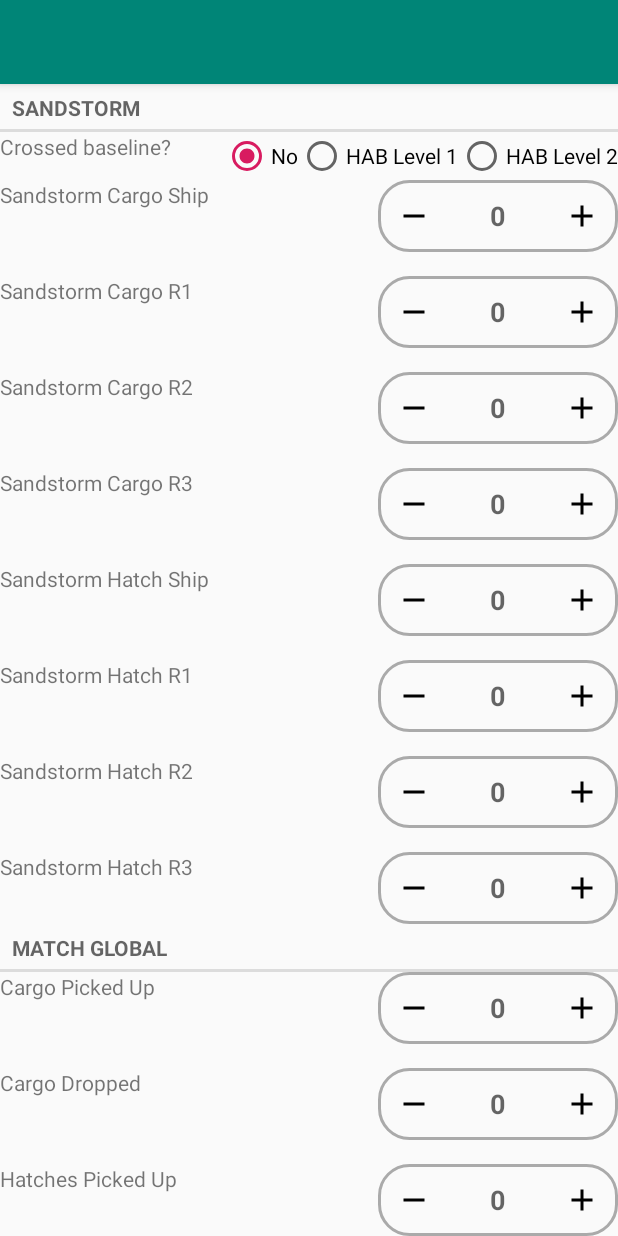
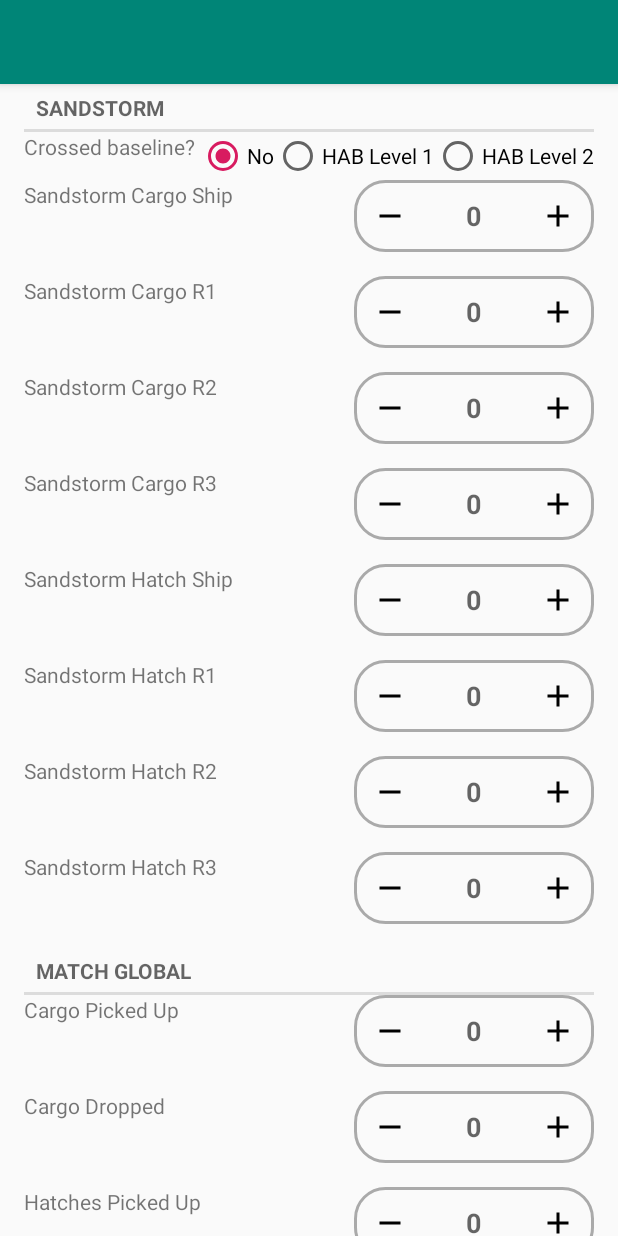
Before and after one commit to RoboRebelsScouting/MatchAppNeo2019, an Android app: the MatchActivity screen opened directly, with no data from a screen before it, on a phone screen of 412 x 824 dp. Run offline under Robolectric (Android 15) with nearby library versions, the phone set to English and light mode, and no system bars.

Commit message:
Added padding to clean up layout

```diff
--- a/app/src/main/res/layout/activity_match.xml
+++ b/app/src/main/res/layout/activity_match.xml
@@ -1,9 +1,10 @@
 <?xml version="1.0" encoding="utf-8"?>
-<android.support.constraint.ConstraintLayout xmlns:android="http://schemas.android.com/apk/res/android"
+<LinearLayout xmlns:android="http://schemas.android.com/apk/res/android"
     xmlns:app="http://schemas.android.com/apk/res-auto"
     xmlns:tools="http://schemas.android.com/tools"
     android:layout_width="match_parent"
     android:layout_height="match_parent"
+    android:orientation="vertical"
     tools:context=".MatchActivity">
 
     <android.support.v7.widget.Toolbar
@@ -13,22 +14,26 @@
         android:background="?attr/colorPrimary"
         android:elevation="4dp"
         android:theme="@style/ThemeOverlay.AppCompat.ActionBar"
-        app:layout_constraintTop_toTopOf="parent"
         app:popupTheme="@style/ThemeOverlay.AppCompat.Light" />
 
     <android.support.v4.view.ViewPager
         android:id="@+id/pager"
         android:layout_width="match_parent"
-        android:layout_height="560dp"
-        app:layout_constraintTop_toBottomOf="@+id/toolbar" />
+        android:layout_height="575dp" />
+
+    <android.support.constraint.ConstraintLayout
+        android:layout_width="match_parent"
+        android:layout_height="wrap_content"
+        android:paddingStart="@dimen/padding"
+        android:paddingEnd="@dimen/padding">
 
         <TextView
             android:id="@+id/matchGlobalHeader"
+            style="?android:attr/listSeparatorTextViewStyle"
             android:layout_width="match_parent"
             android:layout_height="wrap_content"
             android:text="@string/match_global"
-        style="?android:attr/listSeparatorTextViewStyle"
-        app:layout_constraintTop_toBottomOf="@id/pager"/>
+            app:layout_constraintTop_toTopOf="parent" />
 
         <TextView
             android:id="@+id/cUpLabel"
@@ -95,3 +100,5 @@
             app:layout_constraintTop_toTopOf="@+id/hDownLabel" />
 
     </android.support.constraint.ConstraintLayout>
+
+</LinearLayout>
--- a/app/src/main/res/layout/fragment_end_game.xml
+++ b/app/src/main/res/layout/fragment_end_game.xml
@@ -4,6 +4,8 @@
     xmlns:tools="http://schemas.android.com/tools"
     android:layout_width="match_parent"
     android:layout_height="wrap_content"
+    android:paddingStart="@dimen/padding"
+    android:paddingEnd="@dimen/padding"
     tools:context=".EndGameFragment">
 
     <TextView
--- a/app/src/main/res/layout/fragment_sandstorm.xml
+++ b/app/src/main/res/layout/fragment_sandstorm.xml
@@ -4,6 +4,8 @@
     xmlns:tools="http://schemas.android.com/tools"
     android:layout_width="match_parent"
     android:layout_height="wrap_content"
+    android:paddingStart="@dimen/padding"
+    android:paddingEnd="@dimen/padding"
     tools:context=".SandstormFragment">
 
     <TextView
--- a/app/src/main/res/layout/fragment_tele_op.xml
+++ b/app/src/main/res/layout/fragment_tele_op.xml
@@ -4,6 +4,8 @@
     xmlns:tools="http://schemas.android.com/tools"
     android:layout_width="match_parent"
     android:layout_height="wrap_content"
+    android:paddingStart="@dimen/padding"
+    android:paddingEnd="@dimen/padding"
     tools:context=".SandstormFragment">
 
     <TextView
```
Lines whose indentation alone changed are shown as unchanged.
